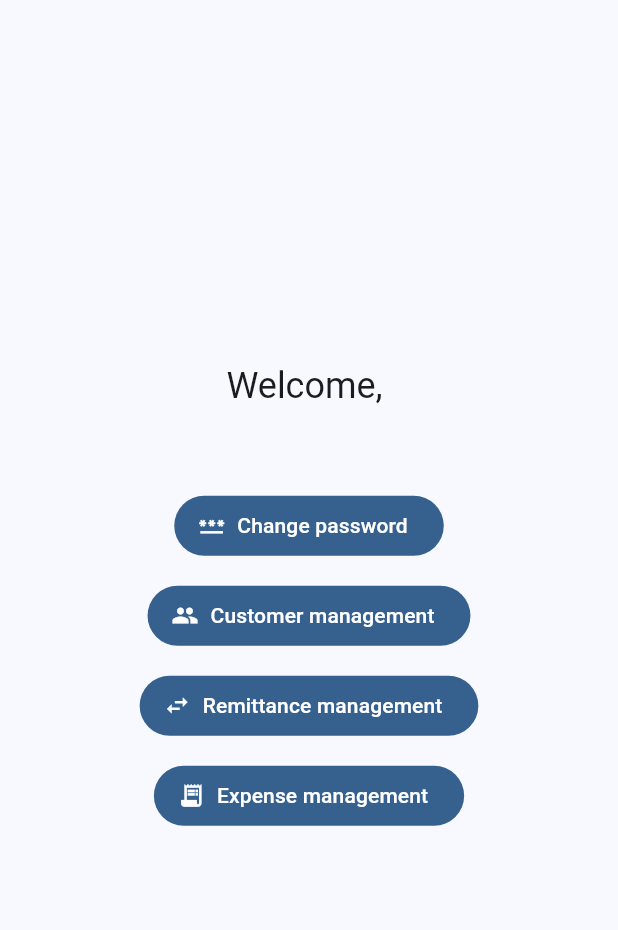
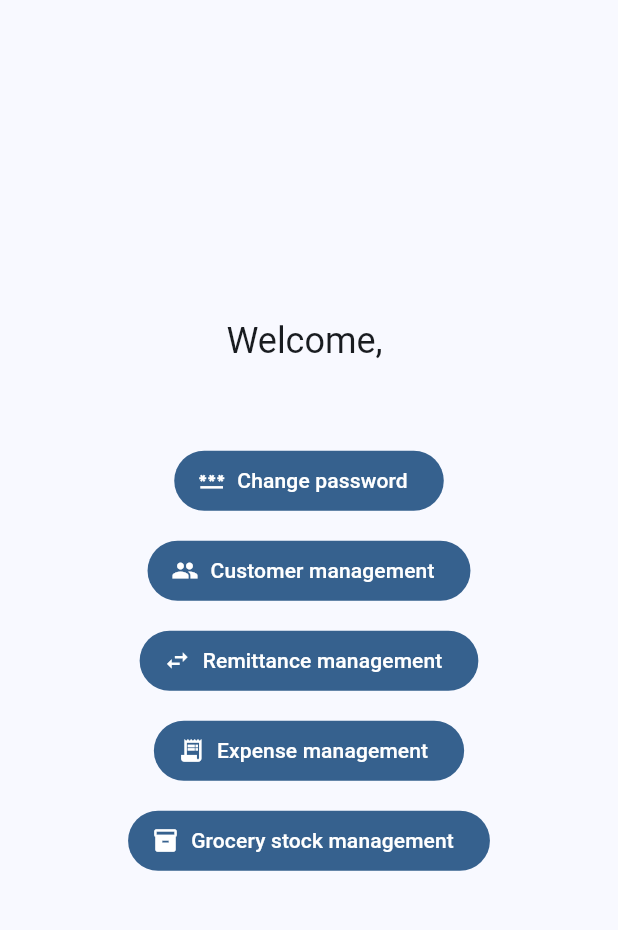
Before and after one commit to Hassanyunos/pos_and_remittance, a Flutter app: the HomePage screen opened directly, on a phone screen of 412 x 824 dp, the part 63-993 px from its top. Run offline on Flutter 3.47's test engine with Material 3 defaults, Android fonts, the phone set to English and light mode, and no system bars; our stand-ins replace image_picker, sqflite, sqflite_common_ffi, sqflite_common_ffi_web; accounts and stored records are empty.

Commit message:
Adjust home screen layout for stock module

```diff
--- a/lib/features/home/presentation/pages/home_page.dart
+++ b/lib/features/home/presentation/pages/home_page.dart
@@ -7,6 +7,7 @@ import '../../../auth/presentation/pages/change_password_page.dart';
 import '../../../customer_management/presentation/pages/customer_management_page.dart';
 import '../../../expense_management/presentation/pages/expense_management_page.dart';
 import '../../../fund_management/presentation/pages/fund_management_page.dart';
+import '../../../grocery_stock_management/presentation/pages/grocery_stock_management_page.dart';
 import '../../../remittance_management/presentation/pages/remittance_management_page.dart';
 
 class HomePage extends StatelessWidget {
@@ -21,31 +22,72 @@ class HomePage extends StatelessWidget {
           await AuthService.instance.signOut();
           if (context.mounted) Navigator.of(context).pushReplacement(MaterialPageRoute<void>(builder: (_) => const LoginPage()));
         })]),
-      body: Center(child: Padding(padding: const EdgeInsets.all(24), child: Column(
-        mainAxisAlignment: MainAxisAlignment.center, children: [
+      body: LayoutBuilder(
+        builder: (context, constraints) {
+          return SingleChildScrollView(
+            child: ConstrainedBox(
+              constraints: BoxConstraints(minHeight: constraints.maxHeight),
+              child: Center(
+                child: Padding(
+                  padding: const EdgeInsets.all(24),
+                  child: Column(
+                    mainAxisAlignment: MainAxisAlignment.center,
+                    children: [
                       Text('Welcome, ${user.name}', style: Theme.of(context).textTheme.headlineSmall),
-          const SizedBox(height: 8), Text(user.email), const SizedBox(height: 24),
-          FilledButton.icon(icon: const Icon(Icons.password), label: const Text('Change password'),
-            onPressed: () => Navigator.of(context).push(MaterialPageRoute<void>(builder: (_) => const ChangePasswordPage()))),
+                      const SizedBox(height: 8),
+                      Text(user.email),
+                      const SizedBox(height: 24),
+                      FilledButton.icon(
+                        icon: const Icon(Icons.password),
+                        label: const Text('Change password'),
+                        onPressed: () => Navigator.of(context).push(MaterialPageRoute<void>(builder: (_) => const ChangePasswordPage())),
+                      ),
                       const SizedBox(height: 12),
-          FilledButton.icon(icon: const Icon(Icons.people), label: const Text('Customer management'),
-            onPressed: () => Navigator.of(context).push(MaterialPageRoute<void>(builder: (_) => const CustomerManagementPage()))),
+                      FilledButton.icon(
+                        icon: const Icon(Icons.people),
+                        label: const Text('Customer management'),
+                        onPressed: () => Navigator.of(context).push(MaterialPageRoute<void>(builder: (_) => const CustomerManagementPage())),
+                      ),
                       const SizedBox(height: 12),
-          FilledButton.icon(icon: const Icon(Icons.swap_horiz), label: const Text('Remittance management'),
-            onPressed: () => Navigator.of(context).push(MaterialPageRoute<void>(builder: (_) => const RemittanceManagementPage()))),
+                      FilledButton.icon(
+                        icon: const Icon(Icons.swap_horiz),
+                        label: const Text('Remittance management'),
+                        onPressed: () => Navigator.of(context).push(MaterialPageRoute<void>(builder: (_) => const RemittanceManagementPage())),
+                      ),
                       const SizedBox(height: 12),
-          FilledButton.icon(icon: const Icon(Icons.receipt_long), label: const Text('Expense management'),
-            onPressed: () => Navigator.of(context).push(MaterialPageRoute<void>(builder: (_) => const ExpenseManagementPage()))),
+                      FilledButton.icon(
+                        icon: const Icon(Icons.receipt_long),
+                        label: const Text('Expense management'),
+                        onPressed: () => Navigator.of(context).push(MaterialPageRoute<void>(builder: (_) => const ExpenseManagementPage())),
+                      ),
+                      const SizedBox(height: 12),
+                      FilledButton.icon(
+                        icon: const Icon(Icons.inventory_2),
+                        label: const Text('Grocery stock management'),
+                        onPressed: () => Navigator.of(context).push(MaterialPageRoute<void>(builder: (_) => const GroceryStockManagementPage())),
+                      ),
                       if (user.isOwner) ...[
                         const SizedBox(height: 12),
-            FilledButton.icon(icon: const Icon(Icons.person_add), label: const Text('Create user'),
-            onPressed: () => Navigator.of(context).push(MaterialPageRoute<void>(builder: (_) => const CreateUserPage()))),
+                        FilledButton.icon(
+                          icon: const Icon(Icons.person_add),
+                          label: const Text('Create user'),
+                          onPressed: () => Navigator.of(context).push(MaterialPageRoute<void>(builder: (_) => const CreateUserPage())),
+                        ),
                         const SizedBox(height: 12),
-            FilledButton.icon(icon: const Icon(Icons.account_balance_wallet), label: const Text('Fund management'),
-              onPressed: () => Navigator.of(context).push(MaterialPageRoute<void>(builder: (_) => const FundManagementPage()))),
+                        FilledButton.icon(
+                          icon: const Icon(Icons.account_balance_wallet),
+                          label: const Text('Fund management'),
+                          onPressed: () => Navigator.of(context).push(MaterialPageRoute<void>(builder: (_) => const FundManagementPage())),
+                        ),
                       ],
                     ],
-      ))),
+                  ),
+                ),
+              ),
+            ),
+          );
+        },
+      ),
     );
   }
 }
```
Lines whose indentation alone changed are shown as unchanged.
